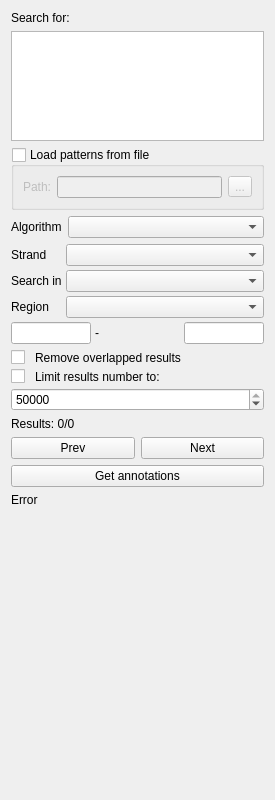
First picture: the form in src/corelibs/U2View/src/ov_sequence/find_pattern/ui/FindPatternForm.ui, repository violethaze74/ugene, before the edit.
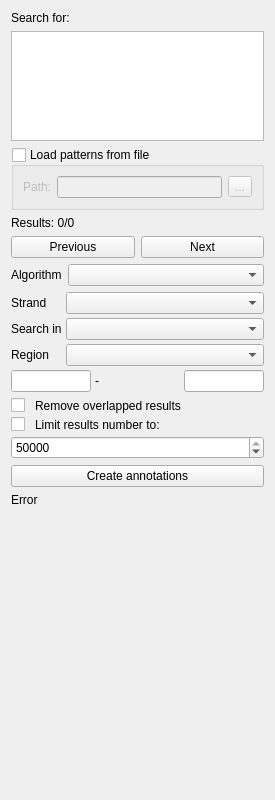
Second picture: the form after the edit.

Patch:
```diff
--- a/src/corelibs/U2View/src/ov_sequence/find_pattern/ui/FindPatternForm.ui
+++ b/src/corelibs/U2View/src/ov_sequence/find_pattern/ui/FindPatternForm.ui
@@ -111,6 +111,40 @@
      </layout>
     </widget>
    </item>
+   <item>
+    <widget class="QLabel" name="resultLabel">
+     <property name="text">
+      <string notr="true">Results: 0/0</string>
+     </property>
+     <property name="wordWrap">
+      <bool>true</bool>
+     </property>
+    </widget>
+   </item>
+   <item>
+    <layout class="QHBoxLayout" name="horizontalLayout_3">
+     <item>
+      <widget class="QPushButton" name="prevPushButton">
+       <property name="text">
+        <string>Previous</string>
+       </property>
+       <property name="shortcut">
+        <string>Shift+Return</string>
+       </property>
+      </widget>
+     </item>
+     <item>
+      <widget class="QPushButton" name="nextPushButton">
+       <property name="text">
+        <string>Next</string>
+       </property>
+       <property name="shortcut">
+        <string>Return</string>
+       </property>
+      </widget>
+     </item>
+    </layout>
+   </item>
    <item>
     <layout class="QVBoxLayout" name="subgroupsLayout"/>
    </item>
@@ -366,38 +400,10 @@
      </property>
     </layout>
    </item>
-   <item>
-    <widget class="QLabel" name="resultLabel">
-     <property name="text">
-      <string notr="true">Results: 0/0</string>
-     </property>
-     <property name="wordWrap">
-      <bool>true</bool>
-     </property>
-    </widget>
-   </item>
-   <item>
-    <layout class="QHBoxLayout" name="horizontalLayout_3">
-     <item>
-      <widget class="QPushButton" name="prevPushButton">
-       <property name="text">
-        <string>Prev</string>
-       </property>
-      </widget>
-     </item>
-     <item>
-      <widget class="QPushButton" name="nextPushButton">
-       <property name="text">
-        <string>Next</string>
-       </property>
-      </widget>
-     </item>
-    </layout>
-   </item>
    <item>
     <widget class="QPushButton" name="getAnnotationsPushButton">
      <property name="text">
-      <string>Get annotations</string>
+      <string>Create annotations</string>
      </property>
     </widget>
    </item>
```
Left out of the diff: 17 changed lines with no effect on the pictures.
